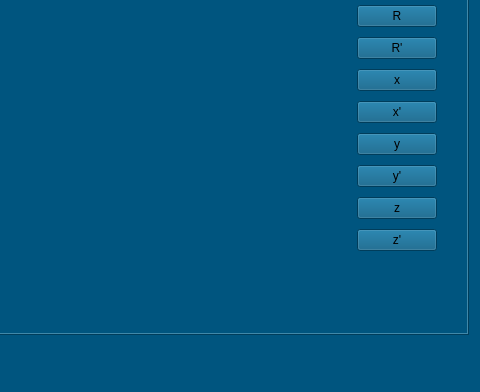
siemensmacv/rubik-teacher, file rubikomo/mainwindow.ui: the form before one commit; both pictures show x 706 to 1186 and y 355 to 747 of the 1186 by 747 pixel window.
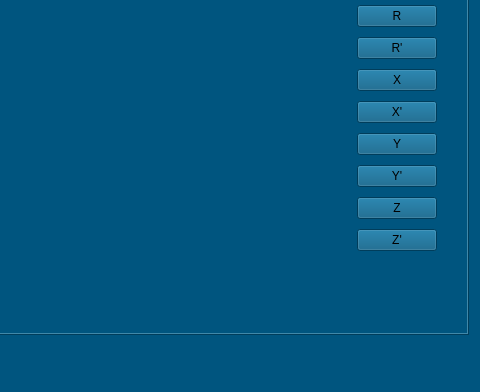
The form after the commit.

Commit message: update buttons names

The edit to the form file:
```diff
--- a/rubikomo/mainwindow.ui
+++ b/rubikomo/mainwindow.ui
@@ -343,7 +343,7 @@
               </sizepolicy>
              </property>
              <property name="text">
-              <string>x</string>
+              <string>X</string>
              </property>
             </widget>
            </item>
@@ -356,7 +356,7 @@
               </sizepolicy>
              </property>
              <property name="text">
-              <string>x'</string>
+              <string>X'</string>
              </property>
             </widget>
            </item>
@@ -369,7 +369,7 @@
               </sizepolicy>
              </property>
              <property name="text">
-              <string>y</string>
+              <string>Y</string>
              </property>
             </widget>
            </item>
@@ -382,7 +382,7 @@
               </sizepolicy>
              </property>
              <property name="text">
-              <string>y'</string>
+              <string>Y'</string>
              </property>
             </widget>
            </item>
@@ -395,7 +395,7 @@
               </sizepolicy>
              </property>
              <property name="text">
-              <string>z</string>
+              <string>Z</string>
              </property>
             </widget>
            </item>
@@ -408,7 +408,7 @@
               </sizepolicy>
              </property>
              <property name="text">
-              <string>z'</string>
+              <string>Z'</string>
              </property>
             </widget>
            </item>
```
Left out of the diff: 36 changed lines with no effect on the pictures.
